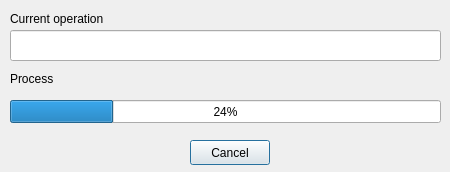
First picture: the form in windows/SdDNetClient.ui, repository usiksan/SaliCAD, before the edit.
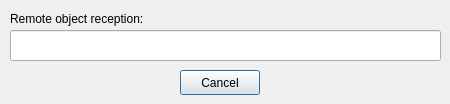
Second picture: the form after the edit.

Commit message: Released library server. Append registration and machine addition form. Append server syncronisation. Append object receiving.

The edit to the form file:
```diff
--- a/windows/SdDNetClient.ui
+++ b/windows/SdDNetClient.ui
@@ -7,7 +7,7 @@
     <x>0</x>
     <y>0</y>
     <width>450</width>
-    <height>172</height>
+    <height>104</height>
    </rect>
   </property>
   <property name="windowTitle">
@@ -23,50 +23,24 @@
     </rect>
    </property>
   </widget>
-  <widget class="QProgressBar" name="mProgress">
-   <property name="geometry">
-    <rect>
-     <x>10</x>
-     <y>100</y>
-     <width>431</width>
-     <height>23</height>
-    </rect>
-   </property>
-   <property name="value">
-    <number>24</number>
-   </property>
-  </widget>
   <widget class="QLabel" name="label">
    <property name="geometry">
     <rect>
      <x>10</x>
      <y>10</y>
-     <width>111</width>
+     <width>241</width>
      <height>17</height>
     </rect>
    </property>
    <property name="text">
-    <string>Current operation</string>
-   </property>
-  </widget>
-  <widget class="QLabel" name="label_2">
-   <property name="geometry">
-    <rect>
-     <x>10</x>
-     <y>70</y>
-     <width>111</width>
-     <height>17</height>
-    </rect>
-   </property>
-   <property name="text">
-    <string>Process</string>
+    <string>Remote object reception:</string>
    </property>
   </widget>
   <widget class="QPushButton" name="mCancel">
    <property name="geometry">
     <rect>
-     <x>190</x>
-     <y>140</y>
+     <x>180</x>
+     <y>70</y>
      <width>80</width>
      <height>25</height>
     </rect>
```
The commit also changes 23 other files.
